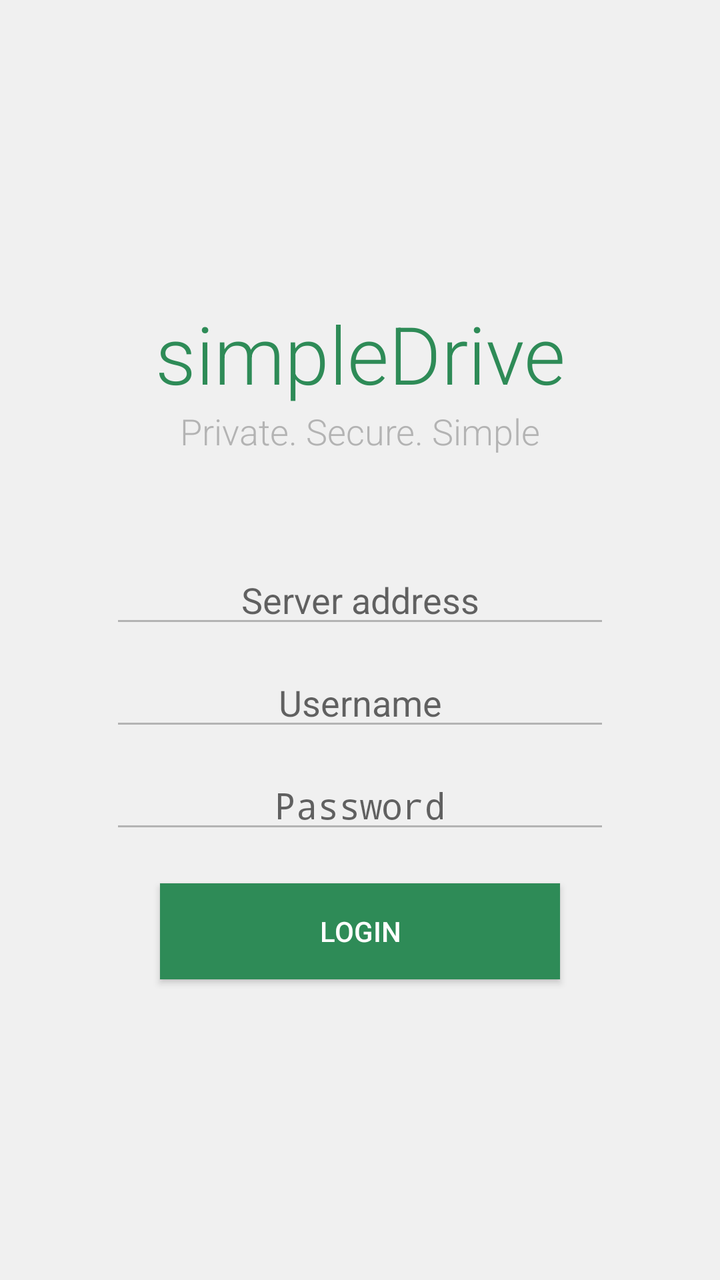
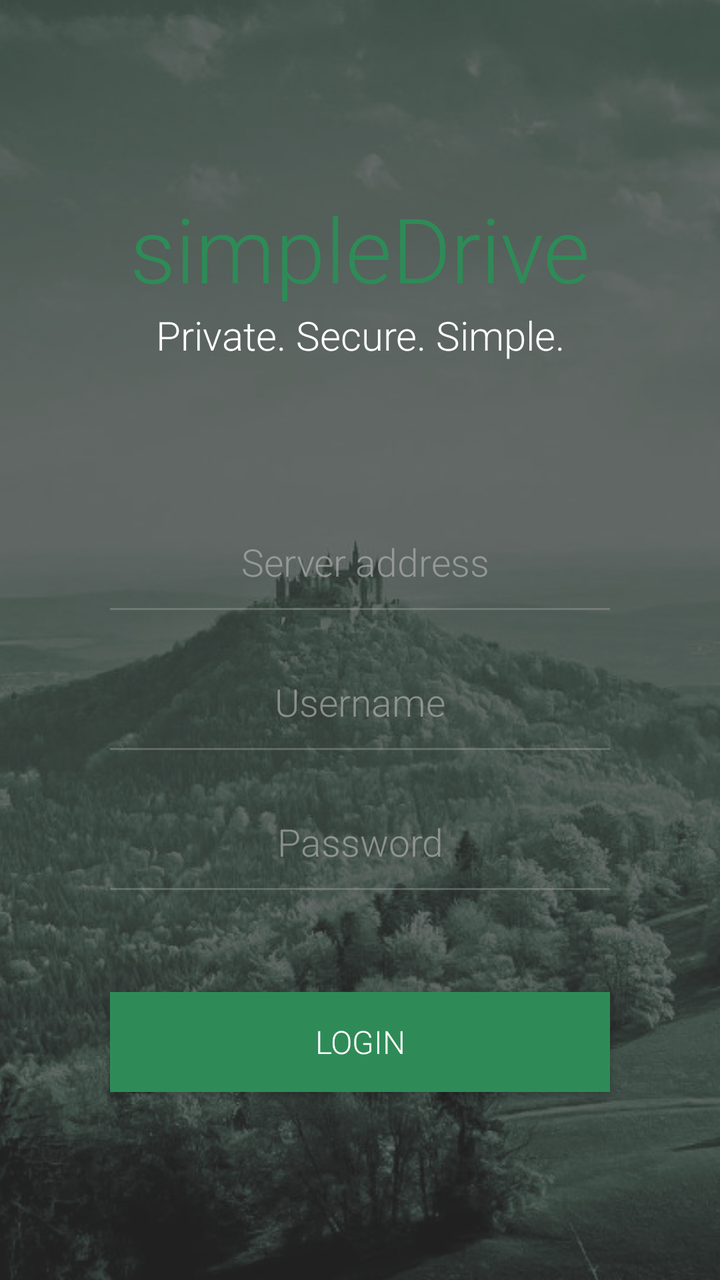

The first picture is an Android layout as it rendered before a commit; the second is the same layout after the commit. The layout source and the unified diff follow.
<!-- AndroidManifest.xml: application theme MainTheme.Light -->
<!-- res/layout/activity_login.xml -->
<?xml version="1.0" encoding="utf-8"?>
<LinearLayout android:gravity="center" android:orientation="vertical" android:background="#fff0f0f0" android:padding="10.0dip" android:focusable="true" android:layout_width="fill_parent" android:layout_height="fill_parent"
  xmlns:android="http://schemas.android.com/apk/res/android">
    <TextView
        android:layout_width="match_parent"
        android:layout_height="wrap_content"
        android:text="simpleDrive"
        android:textColor="@color/darkgreen"
        android:gravity="center"
        android:layout_marginTop="0dp"
        android:fontFamily="sans-serif-light"
        android:textSize="40.0sp"/>

    <TextView
        android:layout_width="match_parent"
        android:layout_height="wrap_content"
        android:text="Private. Secure. Simple"
        android:textColor="@color/grey3"
        android:gravity="center"
        android:fontFamily="sans-serif-light"
        android:textSize="18.0sp"/>
    
    <EditText
        android:textColor="@color/grey6"
        android:gravity="center"
        android:id="@id/txtServer"
        android:layout_width="wrap_content"
        android:layout_height="wrap_content"
        android:layout_marginTop="50dp"
        android:layout_marginBottom="10.0dip"
        android:maxWidth="300.0dip"
        android:minWidth="250.0dip"
        android:hint="Server address"
        android:inputType="textUri" />
    
    <EditText
        android:textColor="@color/grey6"
        android:gravity="center"
        android:id="@id/txtUsername"
        android:layout_width="wrap_content"
        android:layout_height="wrap_content"
        android:layout_marginBottom="10.0dip"
        android:maxWidth="300.0dip"
        android:minWidth="250.0dip"
        android:hint="Username"
        android:singleLine="true"
        android:nextFocusDown="@id/txtPassword"/>
    
    <EditText
        android:textColor="@color/grey6"
        android:gravity="center"
        android:id="@id/txtPassword"
        android:layout_width="wrap_content"
        android:layout_height="wrap_content"
        android:layout_marginBottom="20.0dip"
        android:maxWidth="300.0dip"
        android:minWidth="250.0dip"
        android:hint="Password"
        android:singleLine="true"
        android:inputType="textPassword" />
    
    <Button
        android:textColor="@color/white"
        android:id="@id/btnLogin"
        android:background="#ff2e8b57"
        android:layout_width="200.0dip"
        android:layout_height="wrap_content"
        android:text="Login" />
</LinearLayout>
<!-- resources referenced by this layout -->
<resources>
  <color name="darkgreen">#ff2e8b57</color>
  <color name="grey3">#ffb3b3b3</color>
  <color name="grey6">#ff545454</color>
  <color name="white">#ffffffff</color>
  <style name="MainTheme.Light" parent="Theme.AppCompat.Light.NoActionBar">
          <item name="navDrawerItem">@color/orange</item>
          <item name="colorAccent">@color/darkgreen</item>
          <item name="android:colorAccent">@color/darkgreen</item>
          <item name="android:colorPrimary">@color/darkgreen</item>
          <item name="android:colorPrimaryDark">@color/darkergreen</item>
          
          <item name="android:actionModeBackground">@color/darkgreen</item>
          <item name="android:actionModeCloseDrawable">@drawable/ic_arrow</item>
  
          <item name="android:textColorPrimary">@color/grey6</item>
          <item name="android:textColorSecondary">@color/grey3</item>
          <item name="android:textColorTertiary">@color/grey4</item>
          <item name="android:colorBackground">@color/white</item>
          <item name="android:colorMultiSelectHighlight">@color/lightgreen</item>
          <item name="android:colorFocusedHighlight">@color/grey1</item>
          <item name="android:textColorHighlight">?android:colorPrimary</item>
      </style>
  <color name="orange">#FFFFBB33</color>
  <color name="darkergreen">#ff29774c</color>
  <!-- drawable ic_arrow: png bitmap (drawable-hdpi, 148 bytes) -->
  <color name="grey4">#ff636363</color>
  <color name="lightgreen">#ffb4d7bf</color>
  <color name="grey1">#fffafafa</color>
</resources>

<!-- the commit's change to res/layout/activity_login.xml (unified diff, before → after) -->
@@ -1,6 +1,31 @@
 <?xml version="1.0" encoding="utf-8"?>
-<LinearLayout android:gravity="center" android:orientation="vertical" android:background="#fff0f0f0" android:padding="10.0dip" android:focusable="true" android:layout_width="fill_parent" android:layout_height="fill_parent"
+<RelativeLayout
+    android:layout_width="match_parent"
+    android:layout_height="match_parent"
+    xmlns:android="http://schemas.android.com/apk/res/android">
+    <ImageView
+        android:layout_width="match_parent"
+        android:layout_height="match_parent"
+        android:src="@drawable/blackforest"
+        android:scaleType="centerCrop"
+        />
+
+    <RelativeLayout
+        android:layout_width="match_parent"
+        android:layout_height="match_parent"
+        android:background="@color/loginoverlay">
+    </RelativeLayout>
+
+<LinearLayout
+    android:gravity="center"
+    android:orientation="vertical"
+    android:padding="5.0dp"
+    android:focusable="true"
+    android:focusableInTouchMode="true"
+    android:layout_width="match_parent"
+    android:layout_height="match_parent"
   xmlns:android="http://schemas.android.com/apk/res/android">
+
     <TextView
         android:layout_width="match_parent"
         android:layout_height="wrap_content"
@@ -9,61 +34,71 @@
         android:gravity="center"
         android:layout_marginTop="0dp"
         android:fontFamily="sans-serif-light"
-        android:textSize="40.0sp"/>
+        android:textSize="45.0sp"/>
 
     <TextView
         android:layout_width="match_parent"
         android:layout_height="wrap_content"
-        android:text="Private. Secure. Simple"
-        android:textColor="@color/grey3"
+        android:text="Private. Secure. Simple."
+        android:textColor="@color/white"
         android:gravity="center"
         android:fontFamily="sans-serif-light"
-        android:textSize="18.0sp"/>
+        android:textSize="20.0sp"/>
     
     <EditText
-        android:textColor="@color/grey6"
+        android:id="@id/txtServer"
+        android:textColor="@color/logintext"
+        android:textColorHint="@color/grey3transparent"
         android:gravity="center"
-        android:id="@id/txtServer"
-        android:layout_width="wrap_content"
-        android:layout_height="wrap_content"
-        android:layout_marginTop="50dp"
-        android:layout_marginBottom="10.0dip"
-        android:maxWidth="300.0dip"
-        android:minWidth="250.0dip"
+        android:paddingLeft="5dp"
+        android:textSize="19sp"
+        android:fontFamily="sans-serif-light"
+        android:layout_width="250dp"
+        android:layout_height="50dp"
+        android:layout_marginTop="75dp"
+        android:layout_marginBottom="20.0dp"
         android:hint="Server address"
-        android:inputType="textUri" />
+        android:inputType="textUri"
+        android:background="@drawable/custom_edittext"/>
     
     <EditText
-        android:textColor="@color/grey6"
+        android:id="@id/txtUsername"
+        android:textColor="@color/logintext"
+        android:textColorHint="@color/grey3transparent"
         android:gravity="center"
-        android:id="@id/txtUsername"
-        android:layout_width="wrap_content"
-        android:layout_height="wrap_content"
-        android:layout_marginBottom="10.0dip"
-        android:maxWidth="300.0dip"
-        android:minWidth="250.0dip"
+        android:textSize="19sp"
+        android:fontFamily="sans-serif-light"
+        android:layout_width="250dp"
+        android:layout_height="50dp"
+        android:layout_marginBottom="20.0dp"
         android:hint="Username"
         android:singleLine="true"
-        android:nextFocusDown="@id/txtPassword"/>
+        android:nextFocusDown="@id/txtPassword"
+        android:background="@drawable/custom_edittext"/>
     
     <EditText
-        android:textColor="@color/grey6"
+        android:id="@id/txtPassword"
+        android:textColor="@color/logintext"
+        android:textColorHint="@color/grey3transparent"
         android:gravity="center"
-        android:id="@id/txtPassword"
-        android:layout_width="wrap_content"
-        android:layout_height="wrap_content"
-        android:layout_marginBottom="20.0dip"
-        android:maxWidth="300.0dip"
-        android:minWidth="250.0dip"
+        android:textSize="19sp"
+        android:fontFamily="sans-serif-light"
+        android:layout_width="250dp"
+        android:layout_height="50dp"
+        android:layout_marginBottom="50.0dp"
         android:hint="Password"
         android:singleLine="true"
-        android:inputType="textPassword" />
+        android:inputType="textPassword"
+        android:background="@drawable/custom_edittext"/>
     
     <Button
+        android:id="@id/btnLogin"
         android:textColor="@color/white"
-        android:id="@id/btnLogin"
-        android:background="#ff2e8b57"
-        android:layout_width="200.0dip"
-        android:layout_height="wrap_content"
+        android:textSize="16sp"
+        android:fontFamily="sans-serif-light"
+        android:background="@color/darkgreen"
+        android:layout_width="250.0dp"
+        android:layout_height="50dp"
         android:text="Login" />
 </LinearLayout>
+</RelativeLayout>
<!-- resource entries referenced after the edit -->
@@ -1,9 +1,29 @@
 <!-- resources referenced by this layout -->
 <resources>
   <color name="darkgreen">#ff2e8b57</color>
+  <color name="grey3transparent">#aab3b3b3</color>
+  <color name="loginoverlay">#aa303030</color>
+  <color name="logintext">#ccc</color>
   <color name="grey3">#ffb3b3b3</color>
   <color name="grey6">#ff545454</color>
   <color name="white">#ffffffff</color>
+  <!-- drawable blackforest: jpg bitmap (drawable, 161550 bytes) -->
+  <!-- drawable custom_edittext (drawable) -->
+  <?xml version="1.0" encoding="utf-8"?>
+  <layer-list xmlns:android="http://schemas.android.com/apk/res/android" >
+  
+      <item android:bottom="1dp"
+          android:left="-2dp"
+          android:right="-2dp"
+          android:top="-2dp">
+          <shape android:shape="rectangle" >
+              <stroke
+                  android:width="1dp"
+                  android:color="#55b3b3b3" />
+          </shape>
+      </item>
+  
+  </layer-list>
   <style name="MainTheme.Light" parent="Theme.AppCompat.Light.NoActionBar">
           <item name="navDrawerItem">@color/orange</item>
           <item name="colorAccent">@color/darkgreen</item>
